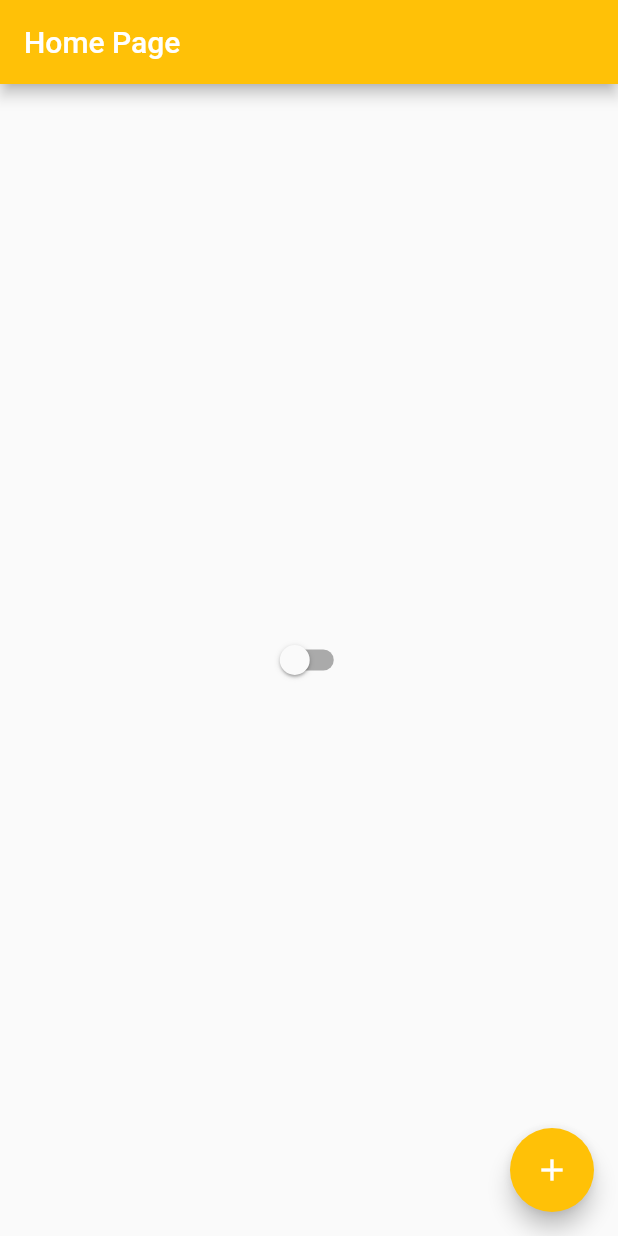
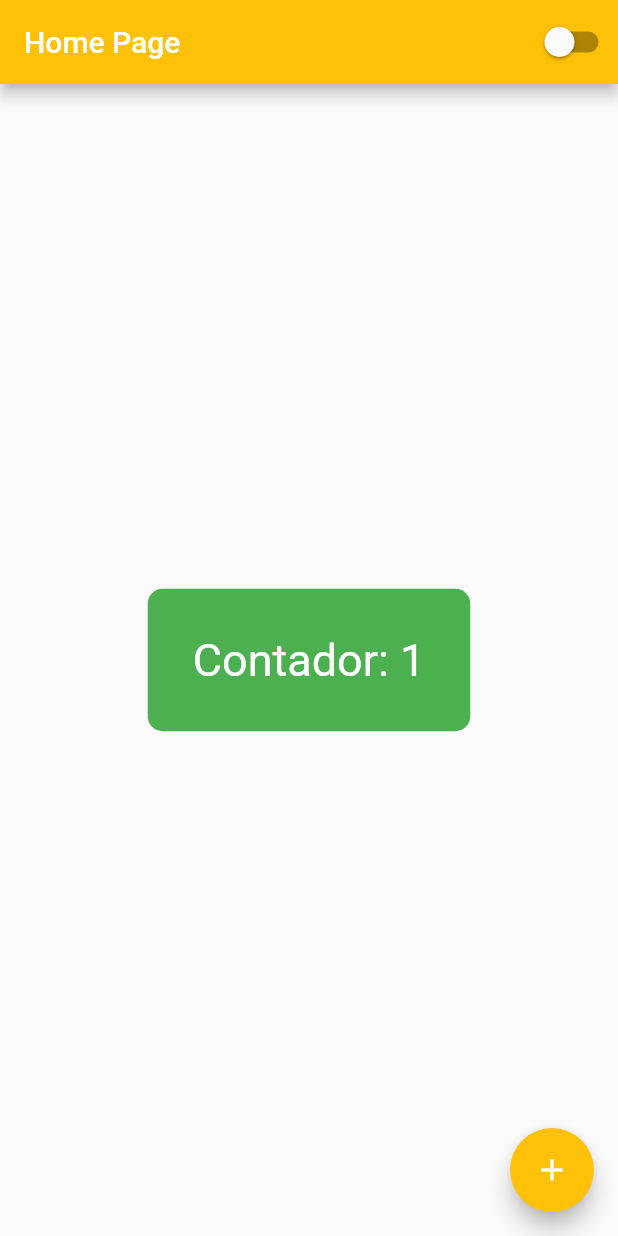
Before and after one commit to Azbito/my-first-flutter-project, a Flutter app: the screen it shows after launch, after a tap on the "add" icon, on a phone screen of 412 x 824 dp. Run offline on Flutter 3.47's test engine with Material 2 defaults, Android fonts, the phone set to English and light mode, and no system bars.

Commit message:
FEATURE: home page

```diff
--- a/lib/home_page.dart
+++ b/lib/home_page.dart
@@ -1,4 +1,5 @@
 import 'package:first_project/app_controller.dart';
+import 'package:first_project/theme_switch.dart';
 import 'package:flutter/material.dart';
 
 class HomePage extends StatefulWidget {
@@ -12,21 +13,32 @@ class HomePage extends StatefulWidget {
 
 class HomePageState extends State<HomePage> {
   int counter = 0;
-  bool test = false;
 
   @override
   Widget build(BuildContext context) {
     return Scaffold(
         appBar: AppBar(
-            title:
-                const Text('Home Page', style: TextStyle(color: Colors.white))),
-        body: Center(
-            child: Switch(
-                value: AppController.instance.isDarkTheme,
-                onChanged: (value) {
-                  AppController.instance.changeTheme();
-                  setState(() {});
-                })),
+          title: const Text('Home Page', style: TextStyle(color: Colors.white)),
+          actions: [ThemeSwitch()],
+        ),
+        body: SizedBox(
+            width: double.infinity,
+            height: double.infinity,
+            child: Column(
+                mainAxisAlignment: MainAxisAlignment.center,
+                crossAxisAlignment: CrossAxisAlignment.center,
+                children: [
+                  Container(
+                    padding: const EdgeInsets.all(30),
+                    decoration: BoxDecoration(
+                        color: Colors.green.shade500,
+                        borderRadius: BorderRadius.circular(10)),
+                    child: (Text(
+                      'Contador: $counter',
+                      style: const TextStyle(fontSize: 30, color: Colors.white),
+                    )),
+                  )
+                ])),
         floatingActionButton: FloatingActionButton(
             foregroundColor: Colors.white,
             onPressed: () {
--- a/lib/main.dart
+++ b/lib/main.dart
@@ -1,8 +1,12 @@
 import 'package:first_project/app_widget.dart';
 import 'package:flutter/material.dart';
+import 'package:provider/provider.dart';
+import 'app_controller.dart';
 
 void main() {
-  runApp(const AppWidget(
-    key: Key('unique_key'),
-  ));
+  runApp(
+    ChangeNotifierProvider<AppController>(
+        create: (_) => AppController(),
+        child: const AppWidget(key: Key('unique_key'))),
+  );
 }
--- /dev/null
+++ b/lib/theme_switch.dart
@@ -0,0 +1,24 @@
+// ignore: use_key_in_widget_constructors
+// ignore_for_file: use_key_in_widget_constructors
+
+import 'package:first_project/app_controller.dart';
+import 'package:flutter/material.dart';
+
+class ThemeSwitch extends StatefulWidget {
+  @override
+  // ignore: library_private_types_in_public_api
+  _ThemeSwitchState createState() => _ThemeSwitchState();
+}
+
+class _ThemeSwitchState extends State<ThemeSwitch> {
+  @override
+  Widget build(BuildContext context) {
+    return Switch(
+      value: AppController.instance.isDarkTheme,
+      onChanged: (value) {
+        AppController.instance.changeTheme();
+        setState(() {}); // Trigger the rebuild to update the switch animation
+      },
+    );
+  }
+}
--- a/pubspec.yaml
+++ b/pubspec.yaml
@@ -30,7 +30,7 @@ environment:
 dependencies:
   flutter:
     sdk: flutter
-
+  provider: ^5.0.0
 
   # The following adds the Cupertino Icons font to your application.
   # Use with the CupertinoIcons class for iOS style icons.
@@ -52,7 +52,6 @@ dev_dependencies:
 
 # The following section is specific to Flutter packages.
 flutter:
-
   # The following line ensures that the Material Icons font is
   # included with your application, so that you can use the icons in
   # the material Icons class.
```
Also changed, not shown: pubspec.lock.
